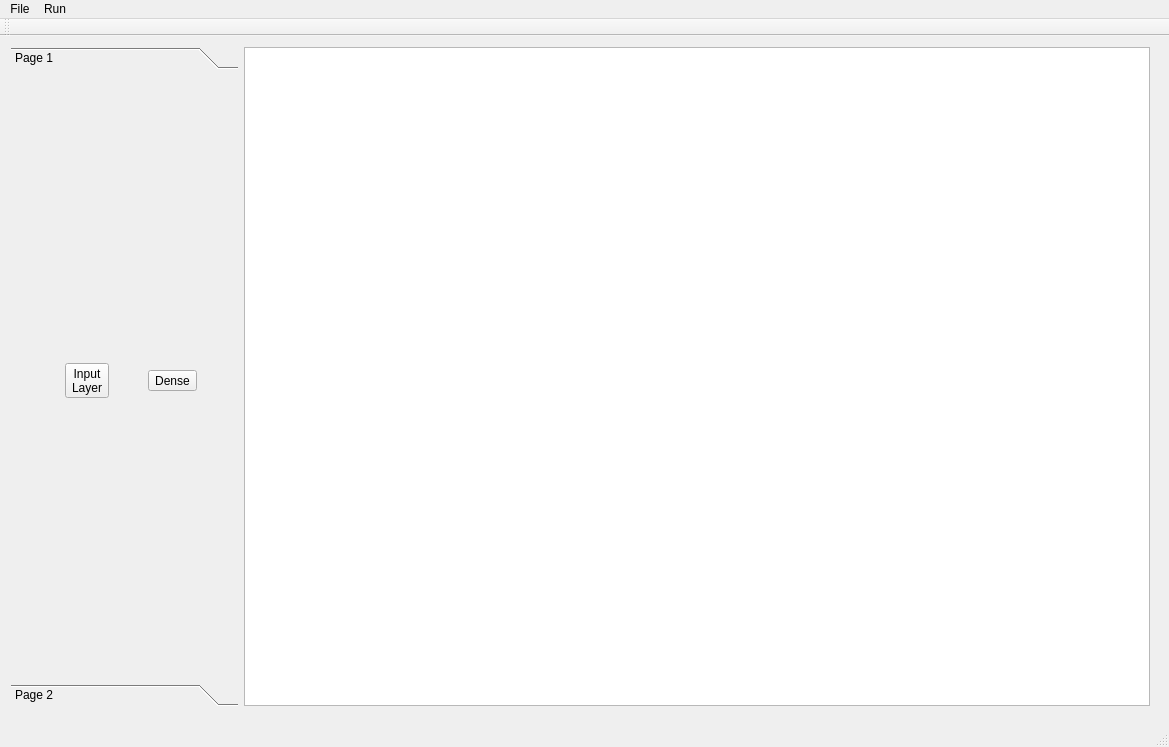
This is app/mainwindow.ui in kelvin34501/alchimia_repo as Qt 5 draws it before an edit. The edited form follows.
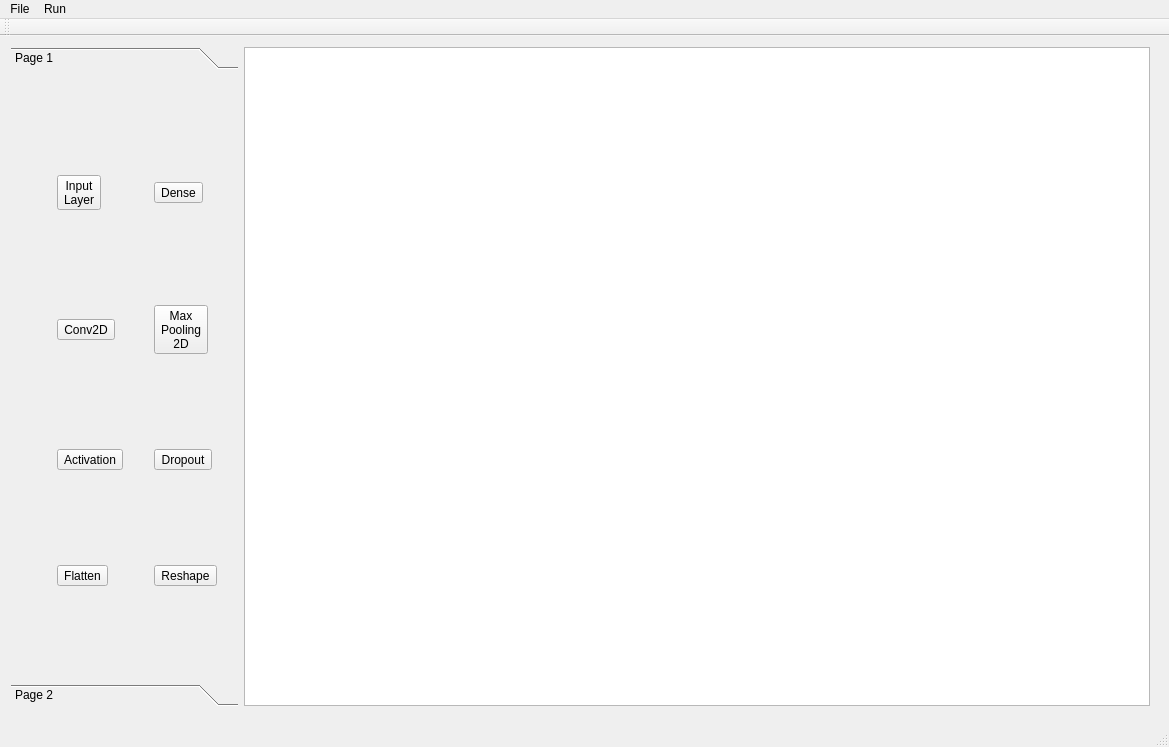
This is the edited form.

Commit message: Add functionality to all toolbox buttons

```diff
--- a/app/mainwindow.ui
+++ b/app/mainwindow.ui
@@ -52,11 +52,52 @@
           <rect>
            <x>10</x>
            <y>0</y>
-           <width>221</width>
+           <width>233</width>
            <height>611</height>
           </rect>
          </property>
          <layout class="QGridLayout" name="gridLayout">
+          <item row="3" column="1">
+           <widget class="QToolButton" name="reshapeButton">
+            <property name="text">
+             <string>Reshape</string>
+            </property>
+            <property name="checkable">
+             <bool>true</bool>
+            </property>
+            <attribute name="buttonGroup">
+             <string notr="true">toolBoxButtonGroup</string>
+            </attribute>
+           </widget>
+          </item>
+          <item row="3" column="0">
+           <widget class="QToolButton" name="flattenButton">
+            <property name="text">
+             <string>Flatten</string>
+            </property>
+            <property name="checkable">
+             <bool>true</bool>
+            </property>
+            <attribute name="buttonGroup">
+             <string notr="true">toolBoxButtonGroup</string>
+            </attribute>
+           </widget>
+          </item>
+          <item row="1" column="1">
+           <widget class="QToolButton" name="maxPooling2DButton">
+            <property name="text">
+             <string>Max
+Pooling
+2D</string>
+            </property>
+            <property name="checkable">
+             <bool>true</bool>
+            </property>
+            <attribute name="buttonGroup">
+             <string notr="true">toolBoxButtonGroup</string>
+            </attribute>
+           </widget>
+          </item>
           <item row="0" column="0">
            <widget class="QToolButton" name="toolButton">
             <property name="text">
@@ -71,6 +112,45 @@
             </attribute>
            </widget>
           </item>
+          <item row="1" column="0">
+           <widget class="QToolButton" name="conv2DButton">
+            <property name="text">
+             <string>Conv2D</string>
+            </property>
+            <property name="checkable">
+             <bool>true</bool>
+            </property>
+            <attribute name="buttonGroup">
+             <string notr="true">toolBoxButtonGroup</string>
+            </attribute>
+           </widget>
+          </item>
+          <item row="2" column="1">
+           <widget class="QToolButton" name="dropoutButton">
+            <property name="text">
+             <string>Dropout</string>
+            </property>
+            <property name="checkable">
+             <bool>true</bool>
+            </property>
+            <attribute name="buttonGroup">
+             <string notr="true">toolBoxButtonGroup</string>
+            </attribute>
+           </widget>
+          </item>
+          <item row="2" column="0">
+           <widget class="QToolButton" name="activationButton">
+            <property name="text">
+             <string>Activation</string>
+            </property>
+            <property name="checkable">
+             <bool>true</bool>
+            </property>
+            <attribute name="buttonGroup">
+             <string notr="true">toolBoxButtonGroup</string>
+            </attribute>
+           </widget>
+          </item>
           <item row="0" column="1">
            <widget class="QToolButton" name="toolButton_2">
             <property name="text">
```
Left out of the diff: 4 changed lines with no effect on the pictures. The commit also changes 3 other files.
